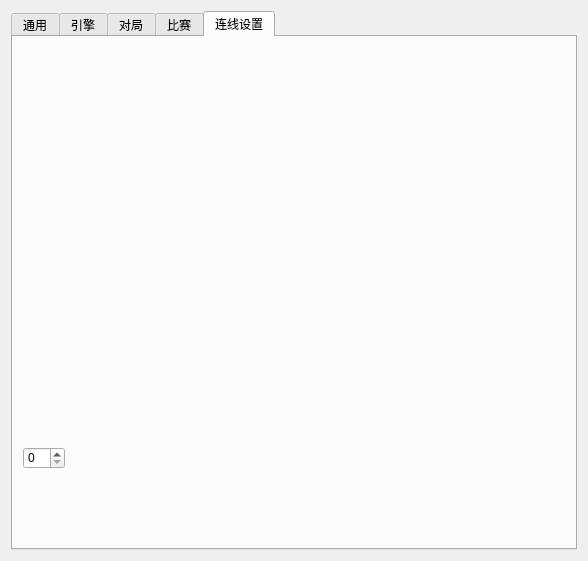
The window that projects/gui/ui/settingsdlg.ui (leedavid/GGguiX) describes before a commit, drawn with Qt 5.
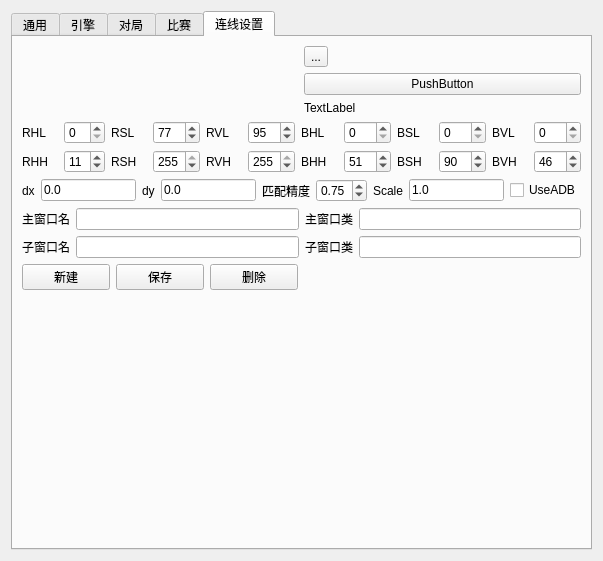
The same window after the commit. The open tabs and pages were chosen to show the change. Custom widgets are drawn as their Qt base class.

The edit to the form file:
```diff
--- a/projects/gui/ui/settingsdlg.ui
+++ b/projects/gui/ui/settingsdlg.ui
@@ -6,7 +6,7 @@
    <rect>
     <x>0</x>
     <y>0</y>
-    <width>588</width>
+    <width>603</width>
     <height>561</height>
    </rect>
   </property>
@@ -827,16 +827,418 @@
       <attribute name="title">
        <string>连线设置</string>
       </attribute>
-      <widget class="QSpinBox" name="spinBox">
-       <property name="geometry">
-        <rect>
-         <x>10</x>
-         <y>410</y>
-         <width>42</width>
-         <height>22</height>
-        </rect>
-       </property>
-      </widget>
+      <layout class="QGridLayout" name="gridLayout_3">
+       <item row="0" column="1">
+        <layout class="QVBoxLayout" name="verticalLayout_7">
+         <item>
+          <widget class="QToolButton" name="toolButton">
+           <property name="text">
+            <string>...</string>
+           </property>
+          </widget>
+         </item>
+         <item>
+          <widget class="QPushButton" name="pushButton_3">
+           <property name="text">
+            <string>PushButton</string>
+           </property>
+          </widget>
+         </item>
+         <item>
+          <widget class="QLabel" name="label_14">
+           <property name="text">
+            <string>TextLabel</string>
+           </property>
+          </widget>
+         </item>
+        </layout>
+       </item>
+       <item row="5" column="0" colspan="2">
+        <layout class="QHBoxLayout" name="horizontalLayout_10">
+         <item>
+          <widget class="QLabel" name="label_25">
+           <property name="text">
+            <string>dx</string>
+           </property>
+          </widget>
+         </item>
+         <item>
+          <widget class="QLineEdit" name="lineEdit">
+           <property name="text">
+            <string>0.0</string>
+           </property>
+          </widget>
+         </item>
+         <item>
+          <widget class="QLabel" name="label_26">
+           <property name="text">
+            <string>dy</string>
+           </property>
+          </widget>
+         </item>
+         <item>
+          <widget class="QLineEdit" name="lineEdit_2">
+           <property name="text">
+            <string>0.0</string>
+           </property>
+          </widget>
+         </item>
+         <item>
+          <widget class="QLabel" name="label_28">
+           <property name="text">
+            <string>匹配精度</string>
+           </property>
+          </widget>
+         </item>
+         <item>
+          <widget class="QDoubleSpinBox" name="doubleSpinBox">
+           <property name="minimum">
+            <double>0.600000000000000</double>
+           </property>
+           <property name="maximum">
+            <double>0.990000000000000</double>
+           </property>
+           <property name="value">
+            <double>0.750000000000000</double>
+           </property>
+          </widget>
+         </item>
+         <item>
+          <widget class="QLabel" name="label_27">
+           <property name="text">
+            <string>Scale</string>
+           </property>
+          </widget>
+         </item>
+         <item>
+          <widget class="QLineEdit" name="lineEdit_3">
+           <property name="text">
+            <string>1.0</string>
+           </property>
+          </widget>
+         </item>
+         <item>
+          <widget class="QCheckBox" name="checkBox">
+           <property name="text">
+            <string>UseADB</string>
+           </property>
+          </widget>
+         </item>
+        </layout>
+       </item>
+       <item row="7" column="0" colspan="2">
+        <layout class="QHBoxLayout" name="horizontalLayout_12">
+         <item>
+          <widget class="QLabel" name="label_32">
+           <property name="text">
+            <string>子窗口名</string>
+           </property>
+          </widget>
+         </item>
+         <item>
+          <widget class="QLineEdit" name="lineEdit_7"/>
+         </item>
+         <item>
+          <widget class="QLabel" name="label_31">
+           <property name="text">
+            <string>子窗口类</string>
+           </property>
+          </widget>
+         </item>
+         <item>
+          <widget class="QLineEdit" name="lineEdit_8"/>
+         </item>
+        </layout>
+       </item>
+       <item row="0" column="0">
+        <widget class="QWidget" name="widget" native="true"/>
+       </item>
+       <item row="4" column="0" colspan="2">
+        <layout class="QGridLayout" name="gridLayout_4">
+         <item row="0" column="2">
+          <widget class="QSpinBox" name="spinBox_5">
+           <property name="maximum">
+            <number>5</number>
+           </property>
+          </widget>
+         </item>
+         <item row="1" column="3">
+          <widget class="QLabel" name="label_15">
+           <property name="text">
+            <string>RSH</string>
+           </property>
+          </widget>
+         </item>
+         <item row="0" column="10">
+          <widget class="QSpinBox" name="spinBox_9">
+           <property name="maximum">
+            <number>40</number>
+           </property>
+          </widget>
+         </item>
+         <item row="0" column="1">
+          <widget class="QLabel" name="label_12">
+           <property name="text">
+            <string>RHL</string>
+           </property>
+          </widget>
+         </item>
+         <item row="1" column="6">
+          <widget class="QSpinBox" name="spinBox_7">
+           <property name="minimum">
+            <number>128</number>
+           </property>
+           <property name="maximum">
+            <number>255</number>
+           </property>
+           <property name="value">
+            <number>255</number>
+           </property>
+          </widget>
+         </item>
+         <item row="1" column="1">
+          <widget class="QLabel" name="label_13">
+           <property name="text">
+            <string>RHH</string>
+           </property>
+          </widget>
+         </item>
+         <item row="0" column="4">
+          <widget class="QSpinBox" name="spinBox_6">
+           <property name="minimum">
+            <number>40</number>
+           </property>
+           <property name="maximum">
+            <number>128</number>
+           </property>
+           <property name="value">
+            <number>77</number>
+           </property>
+          </widget>
+         </item>
+         <item row="1" column="5">
+          <widget class="QLabel" name="label_20">
+           <property name="text">
+            <string>RVH</string>
+           </property>
+          </widget>
+         </item>
+         <item row="0" column="11">
+          <widget class="QLabel" name="label_21">
+           <property name="text">
+            <string>BVL</string>
+           </property>
+          </widget>
+         </item>
+         <item row="0" column="9">
+          <widget class="QLabel" name="label_17">
+           <property name="text">
+            <string>BSL</string>
+           </property>
+          </widget>
+         </item>
+         <item row="0" column="8">
+          <widget class="QSpinBox" name="spinBox_8">
+           <property name="maximum">
+            <number>20</number>
+           </property>
+          </widget>
+         </item>
+         <item row="0" column="6">
+          <widget class="QSpinBox" name="spinBox_4">
+           <property name="minimum">
+            <number>46</number>
+           </property>
+           <property name="maximum">
+            <number>128</number>
+           </property>
+           <property name="value">
+            <number>95</number>
+           </property>
+          </widget>
+         </item>
+         <item row="1" column="4">
+          <widget class="QSpinBox" name="spinBox_2">
+           <property name="minimum">
+            <number>128</number>
+           </property>
+           <property name="maximum">
+            <number>255</number>
+           </property>
+           <property name="value">
+            <number>255</number>
+           </property>
+          </widget>
+         </item>
+         <item row="0" column="5">
+          <widget class="QLabel" name="label_19">
+           <property name="text">
+            <string>RVL</string>
+           </property>
+          </widget>
+         </item>
+         <item row="1" column="2">
+          <widget class="QSpinBox" name="spinBox_3">
+           <property name="minimum">
+            <number>5</number>
+           </property>
+           <property name="maximum">
+            <number>12</number>
+           </property>
+           <property name="value">
+            <number>11</number>
+           </property>
+          </widget>
+         </item>
+         <item row="0" column="7">
+          <widget class="QLabel" name="label_16">
+           <property name="text">
+            <string>BHL</string>
+           </property>
+          </widget>
+         </item>
+         <item row="0" column="3">
+          <widget class="QLabel" name="label_18">
+           <property name="text">
+            <string>RSL</string>
+           </property>
+          </widget>
+         </item>
+         <item row="0" column="12">
+          <widget class="QSpinBox" name="spinBox_10">
+           <property name="maximum">
+            <number>20</number>
+           </property>
+          </widget>
+         </item>
+         <item row="1" column="7">
+          <widget class="QLabel" name="label_22">
+           <property name="text">
+            <string>BHH</string>
+           </property>
+          </widget>
+         </item>
+         <item row="1" column="9">
+          <widget class="QLabel" name="label_23">
+           <property name="text">
+            <string>BSH</string>
+           </property>
+          </widget>
+         </item>
+         <item row="1" column="11">
+          <widget class="QLabel" name="label_24">
+           <property name="text">
+            <string>BVH</string>
+           </property>
+          </widget>
+         </item>
+         <item row="1" column="8">
+          <widget class="QSpinBox" name="spinBox_11">
+           <property name="minimum">
+            <number>20</number>
+           </property>
+           <property name="maximum">
+            <number>200</number>
+           </property>
+           <property name="value">
+            <number>51</number>
+           </property>
+          </widget>
+         </item>
+         <item row="1" column="10">
+          <widget class="QSpinBox" name="spinBox_12">
+           <property name="minimum">
+            <number>40</number>
+           </property>
+           <property name="maximum">
+            <number>255</number>
+           </property>
+           <property name="value">
+            <number>90</number>
+           </property>
+          </widget>
+         </item>
+         <item row="1" column="12">
+          <widget class="QSpinBox" name="spinBox_13">
+           <property name="minimum">
+            <number>20</number>
+           </property>
+           <property name="maximum">
+            <number>255</number>
+           </property>
+           <property name="value">
+            <number>46</number>
+           </property>
+          </widget>
+         </item>
+        </layout>
+       </item>
+       <item row="6" column="0" colspan="2">
+        <layout class="QHBoxLayout" name="horizontalLayout_11">
+         <item>
+          <widget class="QLabel" name="label_29">
+           <property name="text">
+            <string>主窗口名</string>
+           </property>
+          </widget>
+         </item>
+         <item>
+          <widget class="QLineEdit" name="lineEdit_5"/>
+         </item>
+         <item>
+          <widget class="QLabel" name="label_30">
+           <property name="text">
+            <string>主窗口类</string>
+           </property>
+          </widget>
+         </item>
+         <item>
+          <widget class="QLineEdit" name="lineEdit_6"/>
+         </item>
+        </layout>
+       </item>
+       <item row="8" column="0">
+        <layout class="QHBoxLayout" name="horizontalLayout_9">
+         <item>
+          <widget class="QPushButton" name="pushButton_4">
+           <property name="text">
+            <string>新建</string>
+           </property>
+          </widget>
+         </item>
+         <item>
+          <widget class="QPushButton" name="pushButton">
+           <property name="text">
+            <string>保存</string>
+           </property>
+          </widget>
+         </item>
+         <item>
+          <widget class="QPushButton" name="pushButton_2">
+           <property name="text">
+            <string>删除</string>
+           </property>
+          </widget>
+         </item>
+        </layout>
+       </item>
+       <item row="8" column="1">
+        <layout class="QVBoxLayout" name="verticalLayout_10"/>
+       </item>
+       <item row="9" column="0">
+        <spacer name="verticalSpacer_3">
+         <property name="orientation">
+          <enum>Qt::Vertical</enum>
+         </property>
+         <property name="sizeHint" stdset="0">
+          <size>
+           <width>20</width>
+           <height>40</height>
+          </size>
+         </property>
+        </spacer>
+       </item>
+      </layout>
      </widget>
     </widget>
    </item>
```
Left out of the diff: 4 changed lines with no effect on the pictures.
